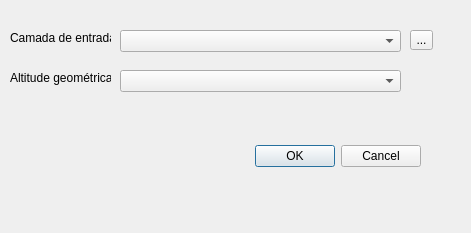
pibic-ifg2022/PIBIC2022, file to_hnor/to_HNOR_dialog_base.ui: the form before one commit.
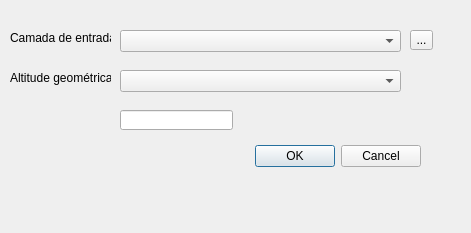
The form after the commit.

What changed in the file:
```diff
--- a/to_hnor/to_HNOR_dialog_base.ui
+++ b/to_hnor/to_HNOR_dialog_base.ui
@@ -88,6 +88,16 @@
     </rect>
    </property>
   </widget>
+  <widget class="QLineEdit" name="leSaida">
+   <property name="geometry">
+    <rect>
+     <x>120</x>
+     <y>110</y>
+     <width>113</width>
+     <height>20</height>
+    </rect>
+   </property>
+  </widget>
  </widget>
  <resources/>
  <connections>
```
